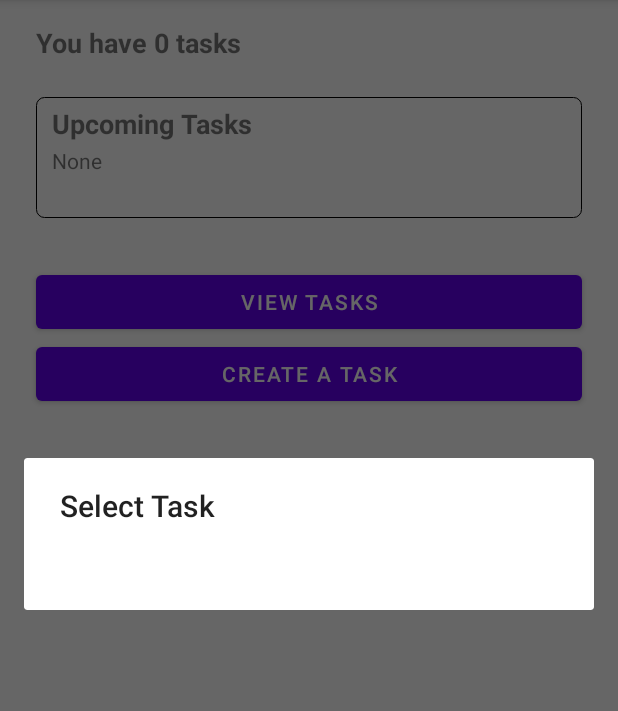
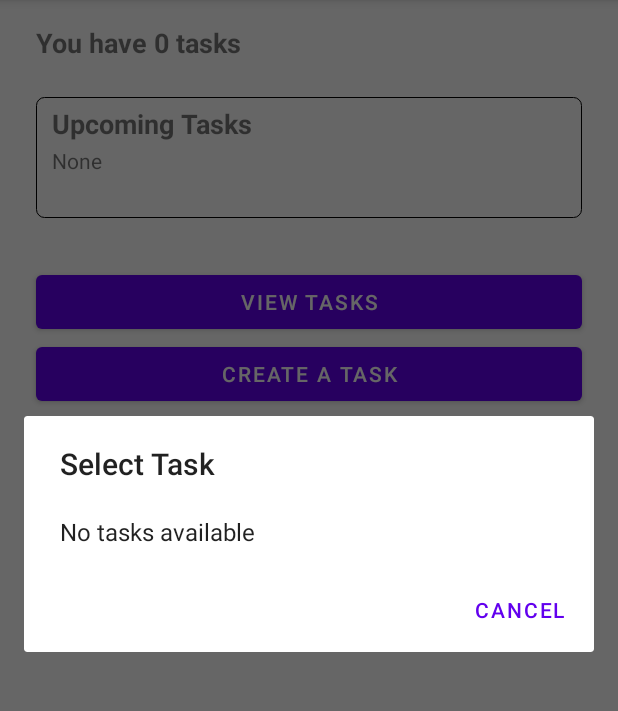
Before and after one commit to harianoosh/Todo-Application, an Android app: the screen it shows after launch (MainActivity), after a tap on "VIEW TASKS", on a phone screen of 412 x 824 dp, the part 84-795 px from its top. Run offline under Robolectric (Android 15) with nearby library versions, the phone set to English and light mode, and no system bars.

Commit message:
Disable selecting past date to create a task

```diff
--- a/app/src/main/java/com/todo/hw02/CreateTask.java
+++ b/app/src/main/java/com/todo/hw02/CreateTask.java
@@ -71,6 +71,7 @@ public class CreateTask extends AppCompatActivity {
                         Log.d(TAG, "onDateSet: "+currentTask.date);
                     }
                 }, today.get(Calendar.YEAR), today.get(Calendar.MONTH), today.get(Calendar.DAY_OF_MONTH));
+                date.getDatePicker().setMinDate(System.currentTimeMillis() - 1000);
                 date.show();
             }
         });
--- a/app/src/main/java/com/todo/hw02/MainActivity.java
+++ b/app/src/main/java/com/todo/hw02/MainActivity.java
@@ -13,6 +13,7 @@ import android.util.Log;
 import android.view.View;
 import android.widget.Button;
 import android.widget.TextView;
+import android.widget.Toast;
 
 import java.text.ParseException;
 import java.util.ArrayList;
@@ -128,15 +129,27 @@ public class MainActivity extends AppCompatActivity {
                 for (Task task : tasks) {
                     currentTasks.add(task.taskName);
                 }
+                if (!(currentTasks.size() > 0)) {
+                    currentTasks.add(getString(R.string.notasks));
+                }
                 AlertDialog.Builder dailoge = new AlertDialog.Builder(MainActivity.this);
                 dailoge.setTitle(R.string.dailogetitle).setItems(currentTasks.toArray(new String[0]), new DialogInterface.OnClickListener() {
                     @Override
                     public void onClick(DialogInterface dialog, int which) {
-                        Intent intent = new Intent(MainActivity.this, DisplayTask.class);
-                        intent.putExtra(DisplayTask.DISPLAY_TASK_KEY, tasks.get(which));
-                        intent.putExtra(ARRAY_INDEX_DISPLAYING, which);
-                        intent.putExtra(MainActivity.TOTAL_TASKS, tasks);
-                        startActivityForResult(intent,SUCCESS_CODE);
+                        if (currentTasks.size() >0 && currentTasks.get(0) != null && !currentTasks.get(0).equalsIgnoreCase(getString(R.string.notasks))){
+                            Intent intent = new Intent(MainActivity.this, DisplayTask.class);
+                            intent.putExtra(DisplayTask.DISPLAY_TASK_KEY, tasks.get(which));
+                            intent.putExtra(ARRAY_INDEX_DISPLAYING, which);
+                            intent.putExtra(MainActivity.TOTAL_TASKS, tasks);
+                            startActivityForResult(intent,SUCCESS_CODE);
+                        } else {
+                            Toast.makeText(MainActivity.this, getString(R.string.notasks), Toast.LENGTH_SHORT).show();
+                        }
+                    }
+                }).setNegativeButton(getString(R.string.cancelbutton), new DialogInterface.OnClickListener() {
+                    @Override
+                    public void onClick(DialogInterface dialog, int which) {
+
                     }
                 });
                 dailoge.create().show();
--- a/app/src/main/res/values/strings.xml
+++ b/app/src/main/res/values/strings.xml
@@ -12,6 +12,7 @@
     <string name="deletebutton">DELETE</string>
     <string name="cancelbutton">CANCEL</string>
     <string name="submitbutton">SUBMIT</string>
+    <string name="notasks">No tasks available</string>
 
     <string name="dailogetitle">Select Task</string>
 
```
